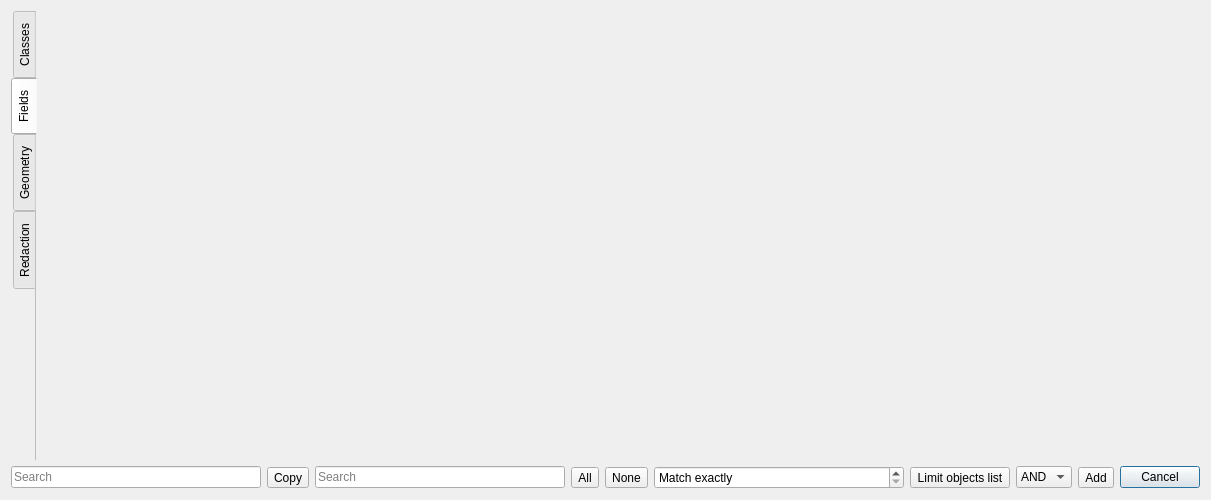
Before: the Qt Designer form filterdialog.ui in Kuszki/EW-Database, drawn with Qt 5.
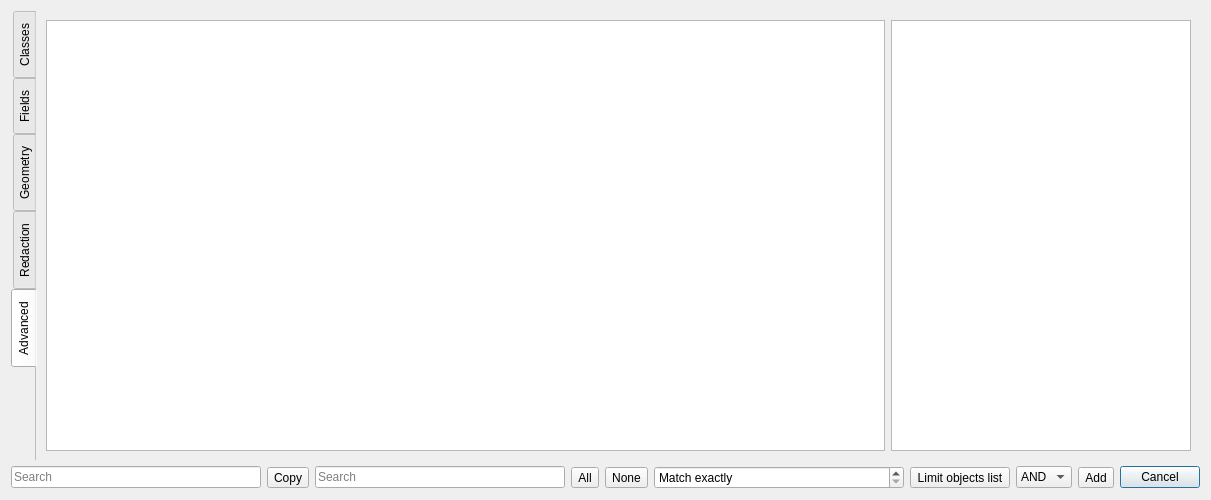
After: the same form once the commit is applied. Icons and pictures are not drawn.

```diff
--- a/filterdialog.ui
+++ b/filterdialog.ui
@@ -24,7 +24,7 @@
       <enum>QTabWidget::West</enum>
      </property>
      <property name="currentIndex">
-      <number>1</number>
+      <number>4</number>
      </property>
      <property name="documentMode">
       <bool>true</bool>
@@ -81,8 +81,8 @@
            <rect>
             <x>0</x>
             <y>0</y>
-            <width>1139</width>
-            <height>433</height>
+            <width>1132</width>
+            <height>427</height>
            </rect>
           </property>
           <layout class="QVBoxLayout" name="simpleLayout"/>
@@ -153,6 +153,35 @@
        </item>
       </layout>
      </widget>
+     <widget class="QWidget" name="advancedTab">
+      <attribute name="title">
+       <string>Advanced</string>
+      </attribute>
+      <layout class="QGridLayout" name="advancedScroolLayout">
+       <item row="0" column="0">
+        <widget class="QPlainTextEdit" name="advancedEdit"/>
+       </item>
+       <item row="0" column="1">
+        <widget class="QListView" name="variablesList">
+         <property name="sizePolicy">
+          <sizepolicy hsizetype="Preferred" vsizetype="Preferred">
+           <horstretch>0</horstretch>
+           <verstretch>0</verstretch>
+          </sizepolicy>
+         </property>
+         <property name="minimumSize">
+          <size>
+           <width>300</width>
+           <height>0</height>
+          </size>
+         </property>
+         <property name="editTriggers">
+          <set>QAbstractItemView::NoEditTriggers</set>
+         </property>
+        </widget>
+       </item>
+      </layout>
+     </widget>
     </widget>
    </item>
    <item row="1" column="0">
```
Left out of the diff: 89 changed lines with no effect on the pictures.
